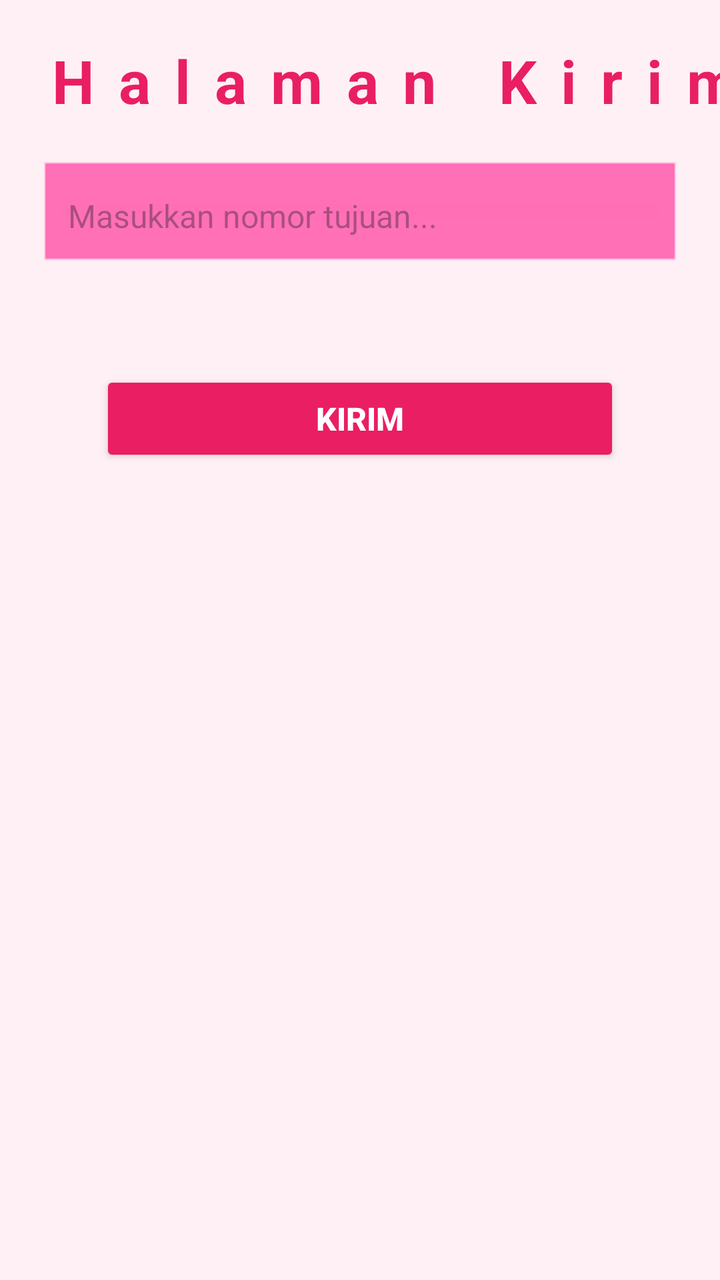
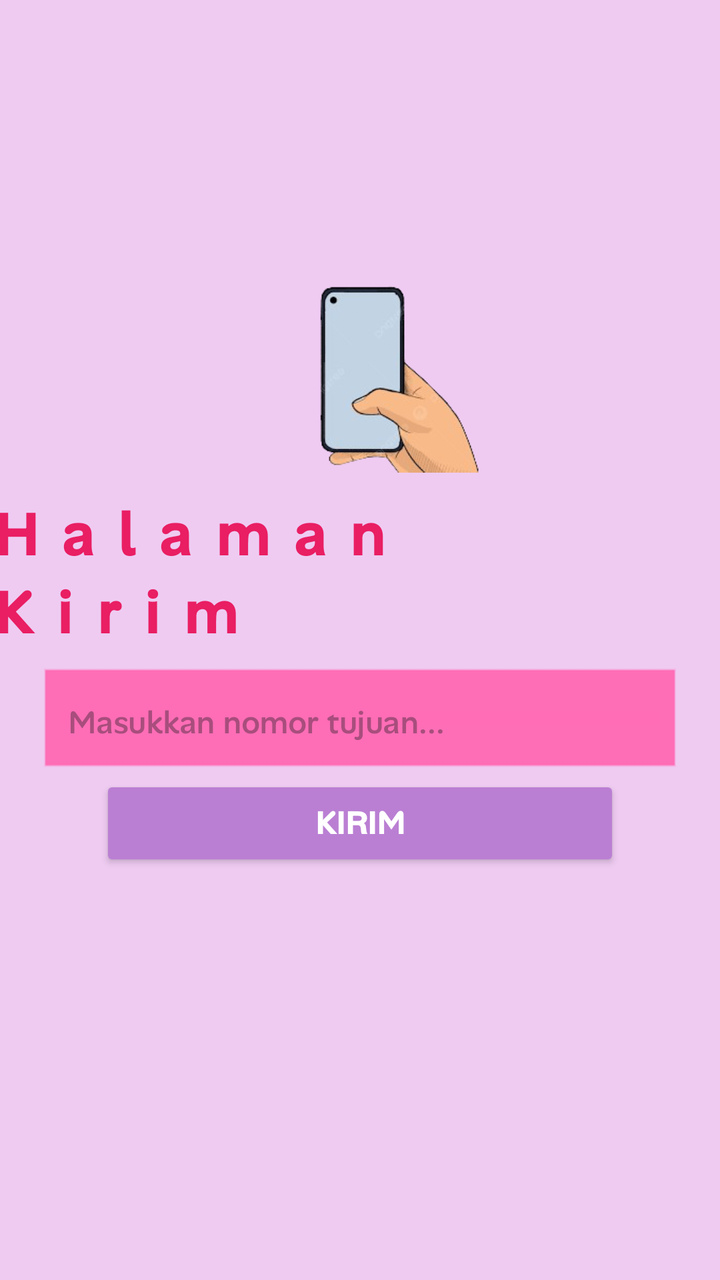

The first picture is an Android layout as it rendered before a commit; the second is the same layout after the commit. The layout source and the unified diff follow.
<!-- AndroidManifest.xml: application theme Theme.MarvelApps -->
<!-- res/layout/activity_third.xml -->
<?xml version="1.0" encoding="utf-8"?>
<androidx.constraintlayout.widget.ConstraintLayout
    xmlns:android="http://schemas.android.com/apk/res/android"
    xmlns:app="http://schemas.android.com/apk/res-auto"
    xmlns:tools="http://schemas.android.com/tools"
    android:id="@+id/main"
    android:layout_width="match_parent"
    android:layout_height="match_parent"
    android:background="#FFF0F5"
    tools:context=".Pertemuan_3.ThirdActivity">

    
    <TextView
        android:id="@+id/TextInfo"
        android:layout_width="wrap_content"
        android:layout_height="wrap_content"
        android:text="Halaman Kirim"
        android:textSize="30sp"
        android:textStyle="bold"
        android:textColor="#E91E63"
        android:letterSpacing="0.4"
        app:layout_constraintTop_toTopOf="parent"
        app:layout_constraintStart_toStartOf="parent"
        android:layout_margin="20dp"/>

    
    <EditText
        android:id="@+id/inputNoTujuan"
        android:layout_width="0dp"
        android:layout_height="55dp"
        android:hint="Masukkan nomor tujuan..."
        android:background="@android:drawable/edit_text"
        android:padding="14dp"
        android:textSize="16sp"
        android:backgroundTint="#FF69B4"
        app:layout_constraintTop_toBottomOf="@id/TextInfo"
        app:layout_constraintStart_toStartOf="parent"
        app:layout_constraintEnd_toEndOf="parent"
        android:layout_marginHorizontal="20dp"
        android:layout_marginTop="20dp"/>

    
    <Button
        android:id="@+id/btnKirim"
        android:layout_width="match_parent"
        android:layout_height="wrap_content"
        android:text="Kirim"
        android:textSize="16sp"
        android:textStyle="bold"
        android:textColor="#FFFFFF"
        android:backgroundTint="#E91E63"
        android:elevation="4dp"
        app:layout_constraintTop_toBottomOf="@id/inputNoTujuan"
        app:layout_constraintStart_toStartOf="parent"
        app:layout_constraintEnd_toEndOf="parent"
        android:layout_marginHorizontal="50sp"
        android:layout_marginVertical="50sp"
        android:layout_marginTop="20dp"/>

</androidx.constraintlayout.widget.ConstraintLayout>
<!-- resources referenced by this layout -->
<resources>
  <style name="Theme.MarvelApps" parent="Base.Theme.MarvelApps" />
  <style name="Base.Theme.MarvelApps" parent="Theme.Material3.DayNight.NoActionBar">
          
          
      </style>
</resources>

<!-- the commit's change to res/layout/activity_third.xml (unified diff, before → after) -->
@@ -6,55 +6,81 @@
     android:id="@+id/main"
     android:layout_width="match_parent"
     android:layout_height="match_parent"
-    android:background="#FFF0F5"
+    android:background="@color/bg"
     tools:context=".Pertemuan_3.ThirdActivity">
 
     
+
+    
+
+    
+
     <TextView
         android:id="@+id/TextInfo"
         android:layout_width="wrap_content"
         android:layout_height="wrap_content"
-        android:text="Halaman Kirim"
+        android:layout_margin="20dp"
+        android:fontFamily="@font/alansans_medium"
+        android:letterSpacing="0.4"
+        android:text="@string/judul"
+        android:textColor="#E91E63"
         android:textSize="30sp"
         android:textStyle="bold"
-        android:textColor="#E91E63"
-        android:letterSpacing="0.4"
+        app:layout_constraintBottom_toBottomOf="parent"
+        app:layout_constraintEnd_toEndOf="parent"
+        app:layout_constraintHorizontal_bias="0.737"
+        app:layout_constraintStart_toStartOf="parent"
         app:layout_constraintTop_toTopOf="parent"
-        app:layout_constraintStart_toStartOf="parent"
-        android:layout_margin="20dp"/>
+        app:layout_constraintVertical_bias="0.437" />
 
-    
     <EditText
         android:id="@+id/inputNoTujuan"
         android:layout_width="0dp"
         android:layout_height="55dp"
+        android:layout_marginHorizontal="20dp"
+        android:layout_marginTop="60dp"
+        android:background="@android:drawable/edit_text"
+        android:backgroundTint="#FF69B4"
+        android:fontFamily="@font/alansans_medium"
         android:hint="Masukkan nomor tujuan..."
-        android:background="@android:drawable/edit_text"
         android:padding="14dp"
         android:textSize="16sp"
-        android:backgroundTint="#FF69B4"
-        app:layout_constraintTop_toBottomOf="@id/TextInfo"
+        app:layout_constraintBottom_toBottomOf="parent"
+        app:layout_constraintEnd_toEndOf="parent"
         app:layout_constraintStart_toStartOf="parent"
-        app:layout_constraintEnd_toEndOf="parent"
-        android:layout_marginHorizontal="20dp"
-        android:layout_marginTop="20dp"/>
+        app:layout_constraintTop_toTopOf="parent"
+        app:layout_constraintVertical_bias="0.521" />
 
-    
     <Button
         android:id="@+id/btnKirim"
         android:layout_width="match_parent"
         android:layout_height="wrap_content"
+        android:layout_marginHorizontal="50sp"
+        android:layout_marginVertical="50sp"
+        android:backgroundTint="@color/bgbaru"
+        android:elevation="4dp"
         android:text="Kirim"
+
+        android:fontFamily="@font/alansans_medium"
+        android:textColor="#FFFFFF"
         android:textSize="16sp"
         android:textStyle="bold"
-        android:textColor="#FFFFFF"
-        android:backgroundTint="#E91E63"
-        android:elevation="4dp"
-        app:layout_constraintTop_toBottomOf="@id/inputNoTujuan"
+        app:layout_constraintBottom_toBottomOf="parent"
+        app:layout_constraintEnd_toEndOf="parent"
+        app:layout_constraintHorizontal_bias="0.494"
         app:layout_constraintStart_toStartOf="parent"
+        app:layout_constraintTop_toTopOf="parent"
+        app:layout_constraintVertical_bias="0.686" />
+
+    <ImageView
+        android:id="@+id/imageView"
+        android:layout_width="119dp"
+        android:layout_height="134dp"
+        app:layout_constraintBottom_toBottomOf="parent"
         app:layout_constraintEnd_toEndOf="parent"
-        android:layout_marginHorizontal="50sp"
-        android:layout_marginVertical="50sp"
-        android:layout_marginTop="20dp"/>
+        app:layout_constraintStart_toStartOf="parent"
+        app:layout_constraintTop_toTopOf="parent"
+        app:layout_constraintVertical_bias="0.217"
+        app:srcCompat="@drawable/hp" />
 
 </androidx.constraintlayout.widget.ConstraintLayout>
<!-- resource entries referenced after the edit -->
@@ -1,5 +1,9 @@
 <!-- resources referenced by this layout -->
 <resources>
+  <color name="bg">#EFCBF2</color>
+  <color name="bgbaru">#BA7FD3</color>
+  <!-- drawable hp: png bitmap (drawable, 44034 bytes) -->
+  <string name="judul">Halaman Kirim</string>
   <style name="Theme.MarvelApps" parent="Base.Theme.MarvelApps" />
   <style name="Base.Theme.MarvelApps" parent="Theme.Material3.DayNight.NoActionBar">
           
